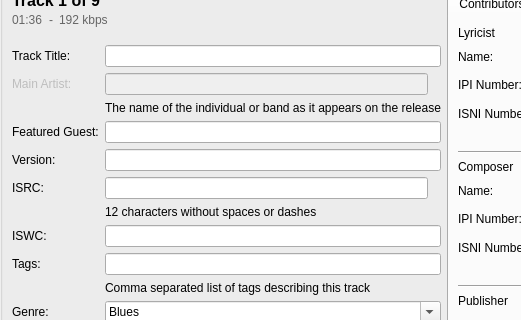
The window that resources/ui/track_page.ui (Iconoclasteinc/tgit) describes before a commit, drawn with Qt 5; both pictures show x 0 to 521 and y 132 to 452 of the 892 by 669 pixel window.
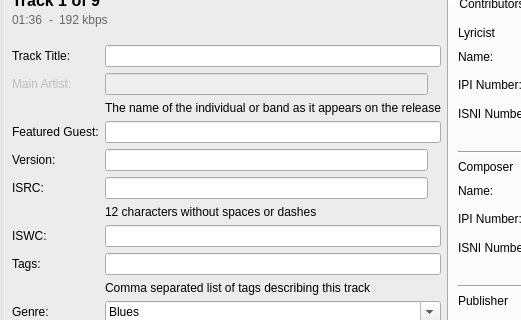
The same window after the commit. Icons and pictures are not drawn. Custom widgets are drawn as their Qt base class.

Commit message: Add contextual help placeholder for the version field.

```diff
--- a/resources/ui/track_page.ui
+++ b/resources/ui/track_page.ui
@@ -293,19 +293,6 @@
             <property name="alignment">
              <set>Qt::AlignLeading|Qt::AlignLeft|Qt::AlignVCenter</set>
             </property>
-            <property name="buddy">
-             <cstring>_version</cstring>
-            </property>
-           </widget>
-          </item>
-          <item row="5" column="1">
-           <widget class="QLineEdit" name="_version">
-            <property name="minimumSize">
-             <size>
-              <width>300</width>
-              <height>0</height>
-             </size>
-            </property>
            </widget>
           </item>
           <item row="6" column="0">
@@ -580,6 +567,39 @@
             </item>
            </layout>
           </item>
+          <item row="5" column="1">
+           <layout class="QHBoxLayout" name="horizontalLayout_10">
+            <item>
+             <widget class="QLineEdit" name="_version">
+              <property name="minimumSize">
+               <size>
+                <width>150</width>
+                <height>0</height>
+               </size>
+              </property>
+             </widget>
+            </item>
+            <item>
+             <widget class="HelpLabel" name="_version_help">
+              <property name="maximumSize">
+               <size>
+                <width>20</width>
+                <height>20</height>
+               </size>
+              </property>
+              <property name="toolTip">
+               <string>&lt;html&gt;&lt;head/&gt;&lt;body&gt;&lt;p&gt;Placeholder Help&lt;/p&gt;&lt;/body&gt;&lt;/html&gt;</string>
+              </property>
+              <property name="pixmap">
+               <pixmap resource="../resources.qrc">:/icons/help</pixmap>
+              </property>
+              <property name="scaledContents">
+               <bool>true</bool>
+              </property>
+             </widget>
+            </item>
+           </layout>
+          </item>
          </layout>
         </item>
         <item>
```
Left out of the diff: 1 changed line with no effect on the pictures. The commit also changes 1 other file.
